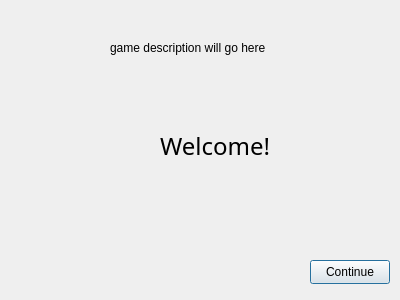
First picture: the form in assignment9/welcomescreen.ui, repository UofU-CS3505/cs3505-assignment9-Figodes, before the edit.
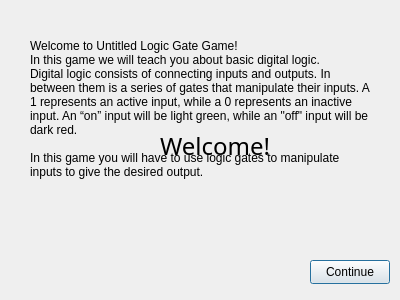
Second picture: the form after the edit.

Commit message: added more game info to welcome screen

The edit to the form file:
```diff
--- a/assignment9/welcomescreen.ui
+++ b/assignment9/welcomescreen.ui
@@ -48,14 +48,23 @@
   <widget class="QLabel" name="gameDescription">
    <property name="geometry">
     <rect>
-     <x>110</x>
+     <x>30</x>
      <y>40</y>
-     <width>201</width>
-     <height>16</height>
+     <width>341</width>
+     <height>151</height>
     </rect>
    </property>
    <property name="text">
-    <string>game description will go here</string>
+    <string>Welcome to Untitled Logic Gate Game!
+In this game we will teach you about basic digital logic.
+Digital logic consists of connecting inputs and outputs. In between them is a series of gates that manipulate their inputs. A 1 represents an active input, while a 0 represents an inactive input. An “on” input will be light green, while an &quot;off&quot; input will be dark red.
+
+In this game you will have to use logic gates to manipulate inputs to give the desired output.
+
+Good Luck! </string>
+   </property>
+   <property name="wordWrap">
+    <bool>true</bool>
    </property>
   </widget>
  </widget>
```
The commit also changes 1 other file.
